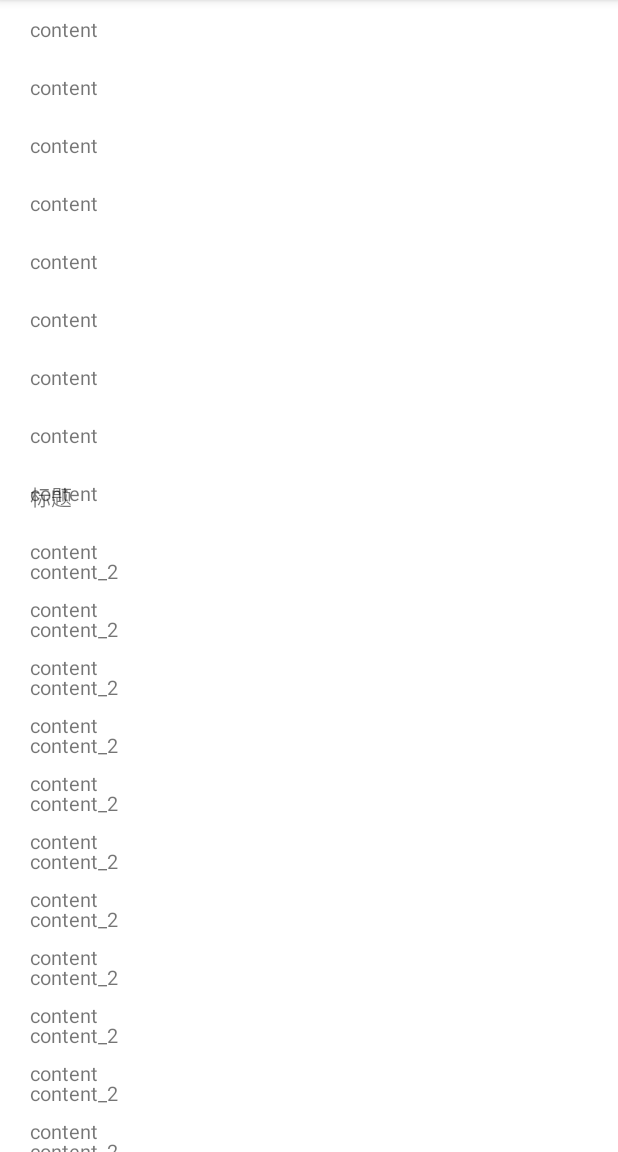
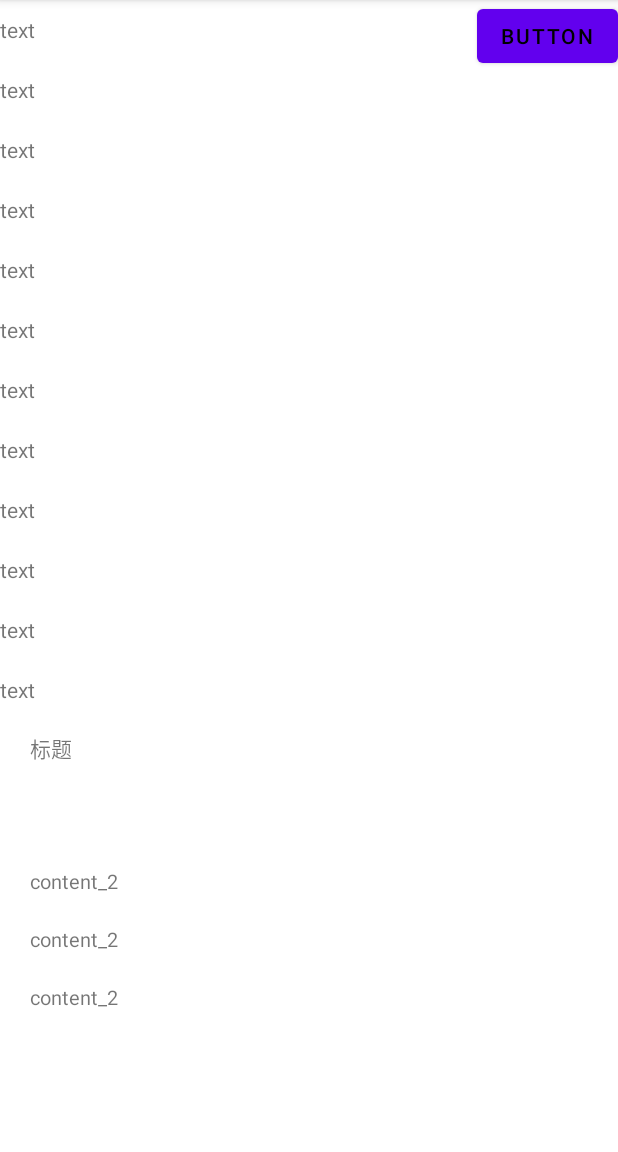
Before and after one commit to xuyong1211/MotionLayoutPractice, an Android app: the screen it shows after launch (MainActivity), after a tap on "content_2", on a phone screen of 412 x 824 dp, the part 84-1236 px from its top. Run offline under Robolectric (Android 15) with nearby library versions, the phone set to English and light mode, and no system bars; 1 other tap on this screen came first.

Commit message:
学习MotionLayout

```diff
--- a/app/src/main/java/com/example/motionlayoutpractice/MainActivity.kt
+++ b/app/src/main/java/com/example/motionlayoutpractice/MainActivity.kt
@@ -4,6 +4,7 @@ import android.annotation.SuppressLint
 import androidx.appcompat.app.AppCompatActivity
 import android.os.Bundle
 import android.widget.ArrayAdapter
+import android.widget.Button
 import androidx.constraintlayout.motion.widget.MotionLayout
 import androidx.recyclerview.widget.LinearLayoutManager
 import androidx.recyclerview.widget.RecyclerView
@@ -13,22 +14,22 @@ class MainActivity : AppCompatActivity() {
         super.onCreate(savedInstanceState)
         setContentView(R.layout.activity_main)
         val motion = findViewById<MotionLayout>(R.id.motion)
-        val rv1 = findViewById<RecyclerView>(R.id.rv_1)
-        rv1.layoutManager = LinearLayoutManager(this,RecyclerView.VERTICAL,false)
-        val adapter = SimpleTextAdapter(arrayListOf("content","content","content","content",
-                "content","content","content","content","content","content","content","content","content","content","content","content","content",
-                "content","content","content","content","content","content","content","content","content","content","content","content","content",
-                "content","content","content","content","content","content","content","content","content","content"))
-        adapter.setLitener {
+//        val rv1 = findViewById<RecyclerView>(R.id.rv_1)
+//        rv1.layoutManager = LinearLayoutManager(this,RecyclerView.VERTICAL,false)
+//        val adapter = SimpleTextAdapter(arrayListOf("content","content","content","content",
+//                "content","content","content","content","content","content","content","content","content","content","content","content","content",
+//                "content","content","content","content","content","content","content","content","content","content","content","content","content",
+//                "content","content","content","content","content","content","content","content","content","content"))
+//        adapter.setLitener {
+//            motion.transitionToState(R.id.mid_state)
+//        }
+//        rv1.adapter = adapter
+        findViewById<Button>(R.id.button).setOnClickListener {
             motion.transitionToState(R.id.mid_state)
         }
-        rv1.adapter = adapter
-
-        val rv2 = findViewById<RecyclerView>(R.id.rv_2)
+        val rv2 = findViewById<MyRecycletView>(R.id.rv_2)
         rv2.layoutManager = LinearLayoutManager(this,RecyclerView.VERTICAL,false)
-        rv2.adapter = SimpleTextAdapter(arrayListOf("content_2","content_2","content_2","content_2","content_2","content_2"
-                ,"content_2","content_2","content_2","content_2","content_2","content_2","content_2"))
-
+        rv2.adapter = SimpleTextAdapter(arrayListOf("content_2","content_2","content_2"))
 
     }
 }
--- /dev/null
+++ b/app/src/main/java/com/example/motionlayoutpractice/MyRecycletView.kt
@@ -0,0 +1,17 @@
+package com.example.motionlayoutpractice
+
+import android.content.Context
+import android.util.AttributeSet
+import android.util.Log
+import android.view.MotionEvent
+import androidx.recyclerview.widget.RecyclerView
+
+/**
+ *@Author： XY
+ *Date： 2021/7/5 23:00
+ *E-mail： xuyong1211@live.com
+ *Use: 用途
+ */
+class MyRecycletView(context: Context,attributeSet: AttributeSet)  :RecyclerView(context,attributeSet){
+
+}
--- a/app/src/main/res/layout/activity_main.xml
+++ b/app/src/main/res/layout/activity_main.xml
@@ -1,43 +1,181 @@
 <?xml version="1.0" encoding="utf-8"?>
 
-
-    <androidx.constraintlayout.motion.widget.MotionLayout
-    android:id="@+id/motion"
-        xmlns:android="http://schemas.android.com/apk/res/android"
+<androidx.constraintlayout.motion.widget.MotionLayout xmlns:android="http://schemas.android.com/apk/res/android"
     xmlns:app="http://schemas.android.com/apk/res-auto"
     xmlns:tools="http://schemas.android.com/tools"
+    android:id="@+id/motion"
     android:layout_width="match_parent"
     android:layout_height="match_parent"
     app:layoutDescription="@xml/scene_1"
     tools:context=".MainActivity">
-        <androidx.recyclerview.widget.RecyclerView
+
+    <Button
+        android:id="@+id/button"
+        android:layout_width="wrap_content"
+        android:layout_height="wrap_content"
+        android:text="button"
+        app:layout_constraintEnd_toEndOf="parent"
+        app:layout_constraintTop_toTopOf="parent" />
+
+
+    <ScrollView
         android:id="@+id/rv_1"
         android:layout_width="match_parent"
-            android:layout_height="match_parent"/>
-        <androidx.constraintlayout.widget.ConstraintLayout
-            android:id="@+id/cl_layout"
+        android:layout_height="0dp"
+        app:layout_constraintBottom_toBottomOf="parent"
+        app:layout_constraintTop_toTopOf="parent">
+
+        <LinearLayout
             android:layout_width="match_parent"
-            android:layout_height="0dp"
-            android:layout_marginTop="500dp"
-            app:layout_constraintTop_toTopOf="parent"
-            app:layout_constraintBottom_toBottomOf="parent">
+            android:layout_height="wrap_content"
+            android:orientation="vertical">
+
+            <TextView
+                android:layout_width="wrap_content"
+                android:layout_height="40dp"
+                android:gravity="center"
+                android:text="text" />
+
+            <TextView
+                android:layout_width="wrap_content"
+                android:layout_height="40dp"
+                android:gravity="center"
+                android:text="text" />
+
+            <TextView
+                android:layout_width="wrap_content"
+                android:layout_height="40dp"
+                android:gravity="center"
+                android:text="text" />
+
+            <TextView
+                android:layout_width="wrap_content"
+                android:layout_height="40dp"
+                android:gravity="center"
+                android:text="text" />
+
+            <TextView
+                android:layout_width="wrap_content"
+                android:layout_height="40dp"
+                android:gravity="center"
+                android:text="text" />
+
+            <TextView
+                android:layout_width="wrap_content"
+                android:layout_height="40dp"
+                android:gravity="center"
+                android:text="text" />
+
+            <TextView
+                android:layout_width="wrap_content"
+                android:layout_height="40dp"
+                android:gravity="center"
+                android:text="text" />
+
+            <TextView
+                android:layout_width="wrap_content"
+                android:layout_height="40dp"
+                android:gravity="center"
+                android:text="text" />
+
+            <TextView
+                android:layout_width="wrap_content"
+                android:layout_height="40dp"
+                android:gravity="center"
+                android:text="text" />
+
+            <TextView
+                android:layout_width="wrap_content"
+                android:layout_height="40dp"
+                android:gravity="center"
+                android:text="text" />
+
+            <TextView
+                android:layout_width="wrap_content"
+                android:layout_height="40dp"
+                android:gravity="center"
+                android:text="text" />
+
+            <TextView
+                android:layout_width="wrap_content"
+                android:layout_height="40dp"
+                android:gravity="center"
+                android:text="text" />
+
+            <TextView
+                android:layout_width="wrap_content"
+                android:layout_height="40dp"
+                android:gravity="center"
+                android:text="text" />
+
+            <TextView
+                android:layout_width="wrap_content"
+                android:layout_height="40dp"
+                android:gravity="center"
+                android:text="text" />
+
+
+            <TextView
+                android:layout_width="wrap_content"
+                android:layout_height="40dp"
+                android:gravity="center"
+                android:text="text" />
+
+            <TextView
+                android:layout_width="wrap_content"
+                android:layout_height="40dp"
+                android:gravity="center"
+                android:text="text" />
+
+            <TextView
+                android:layout_width="wrap_content"
+                android:layout_height="40dp"
+                android:gravity="center"
+                android:text="text" />
+
+            <TextView
+                android:layout_width="wrap_content"
+                android:layout_height="40dp"
+                android:gravity="center"
+                android:text="text" />
+
+            <TextView
+                android:layout_width="wrap_content"
+                android:layout_height="40dp"
+                android:gravity="center"
+                android:text="text" />
+
+            <TextView
+                android:layout_width="wrap_content"
+                android:layout_height="40dp"
+                android:gravity="center"
+                android:text="text" />
+
+            <TextView
+                android:layout_width="wrap_content"
+                android:layout_height="40dp"
+                android:gravity="center"
+                android:text="text" />
+
+        </LinearLayout>
+    </ScrollView>
+
     <TextView
         android:id="@+id/tv_1"
         android:layout_width="match_parent"
-                android:layout_height="wrap_content"
+        android:layout_height="100dp"
         android:padding="20dp"
         android:text="标题"
-                app:layout_constraintTop_toTopOf="parent"
-                />
-            <androidx.recyclerview.widget.RecyclerView
+        app:layout_constraintTop_toBottomOf="@id/rv_1" />
+
+    <com.example.motionlayoutpractice.MyRecycletView
         android:id="@+id/rv_2"
         android:layout_width="match_parent"
-                android:layout_height="0dp"
-                app:layout_constraintTop_toBottomOf="@id/tv_1"
-                app:layout_constraintBottom_toBottomOf="parent"
-                >
+        android:layout_height="wrap_content"
+        android:maxHeight="200dp"
+        app:layout_constraintTop_toBottomOf="@id/tv_1"/>
 
-            </androidx.recyclerview.widget.RecyclerView>
-        </androidx.constraintlayout.widget.ConstraintLayout>
+    />
+
 
 </androidx.constraintlayout.motion.widget.MotionLayout>
--- a/app/src/main/res/xml/scene_1.xml
+++ b/app/src/main/res/xml/scene_1.xml
@@ -6,74 +6,35 @@
         app:constraintSetStart="@+id/bottom_state"
         app:duration="300">
         <OnSwipe
-            app:touchAnchorId="@id/cl_layout"
             app:dragDirection="dragUp"
-            app:touchAnchorSide="top" />
+            app:touchAnchorId="@id/tv_1" />
+        <!--        设置touchAnchorId 指滑动MotionLayout内的所有view都可以触发动画
+                   这里需要滑动tv_1 和 rv_2都可以触发,所以设置touchAnchorId tv_1 和 rv_2都可以
+                   之前一直存在触摸rv_2后会回到底部，然后迅速再弹出  这里应该是motionlayout的 bug Recyclerview 的触摸事件down就出发了 motionlayout的动画，手指停留一下有了move事件motionlayout
+                   又根据此滑动操作做跟手动画，所以解决思路就是为RecyclerView 的item 设置点击事件 (要让Recyclerview的子view消费down事件)，down事件就不会被 itemView消费，直到move 判断为滑动手势才会到motionLayout  执行跟手动画-->
+        <!--        原因是RecyclerView 实现了NestedScrollingChild2 上面的异常实在第二次操作才会出现，这时NestedScrollingChild2 和他的父层级NestedScrollingParent关联了
+                    down事件交给了NestedScrollingParent（Motionlayout）消费  所以才会又一闪的回到底部（回到底部的动画一定是motionlayout的操作，所以他一定收到了down事件，所以不要把down事件给他就行了）-->
     </Transition>
-<!--    <Transition-->
-<!--        app:constraintSetEnd="@+id/top_state"-->
-<!--        app:constraintSetStart="@+id/mid_state"-->
-<!--        app:duration="300">-->
-<!--        <OnSwipe-->
-
-<!--            app:touchAnchorId="@id/cl_layout"-->
-<!--            app:dragDirection="dragUp"-->
-<!--            app:touchAnchorSide="top" />-->
-<!--    </Transition>-->
     <ConstraintSet android:id="@+id/bottom_state">
-        <Constraint
-            android:id="@+id/rv_1"
-            android:layout_width="match_parent"
-            android:layout_height="match_parent" />
-        <Constraint
-            android:id="@+id/cl_layout"
-            android:layout_width="match_parent"
-            android:layout_height="0dp"
-            android:layout_marginTop="500dp"
-            app:layout_constraintBottom_toBottomOf="parent"
-            app:layout_constraintTop_toTopOf="parent" />
-        <Constraint
-            android:id="@+id/tv_1"
-            android:layout_width="match_parent"
-            android:layout_height="wrap_content"
-            android:padding="20dp"
-            android:text="标题"
-            app:layout_constraintTop_toTopOf="parent" />
-        <Constraint
-            android:id="@+id/rv_2"
+        <Constraint android:id="@+id/rv_1">
+            <Layout
                 android:layout_width="match_parent"
                 android:layout_height="0dp"
                 app:layout_constraintBottom_toBottomOf="parent"
-            app:layout_constraintTop_toBottomOf="@id/tv_1" />
-
-
+                app:layout_constraintTop_toTopOf="parent" />
+        </Constraint>
     </ConstraintSet>
 
     <ConstraintSet android:id="@+id/mid_state">
-        <Constraint
-            android:id="@+id/rv_1"
-            android:layout_width="match_parent"
-            android:layout_height="match_parent" />
-        <Constraint
-            android:id="@+id/cl_layout"
+        <Constraint android:id="@+id/rv_1">
+            <Layout
                 android:layout_width="match_parent"
                 android:layout_height="0dp"
-            android:layout_marginTop="300dp"
+                android:layout_marginBottom="300dp"
                 app:layout_constraintBottom_toBottomOf="parent"
                 app:layout_constraintTop_toTopOf="parent" />
-        <Constraint
-            android:id="@+id/tv_1"
-            android:layout_width="match_parent"
-            android:layout_height="wrap_content"
-            android:padding="20dp"
-            android:text="标题"
-            app:layout_constraintTop_toTopOf="parent" />
-        <Constraint
-            android:id="@+id/rv_2"
-            android:layout_width="match_parent"
-            android:layout_height="0dp"
-            app:layout_constraintBottom_toBottomOf="parent"
-            app:layout_constraintTop_toBottomOf="@id/tv_1" />
+        </Constraint>
+        >
     </ConstraintSet>
 
     <!--    <ConstraintSet android:id="@+id/top_state">-->
```
Lines whose indentation alone changed are shown as unchanged.
